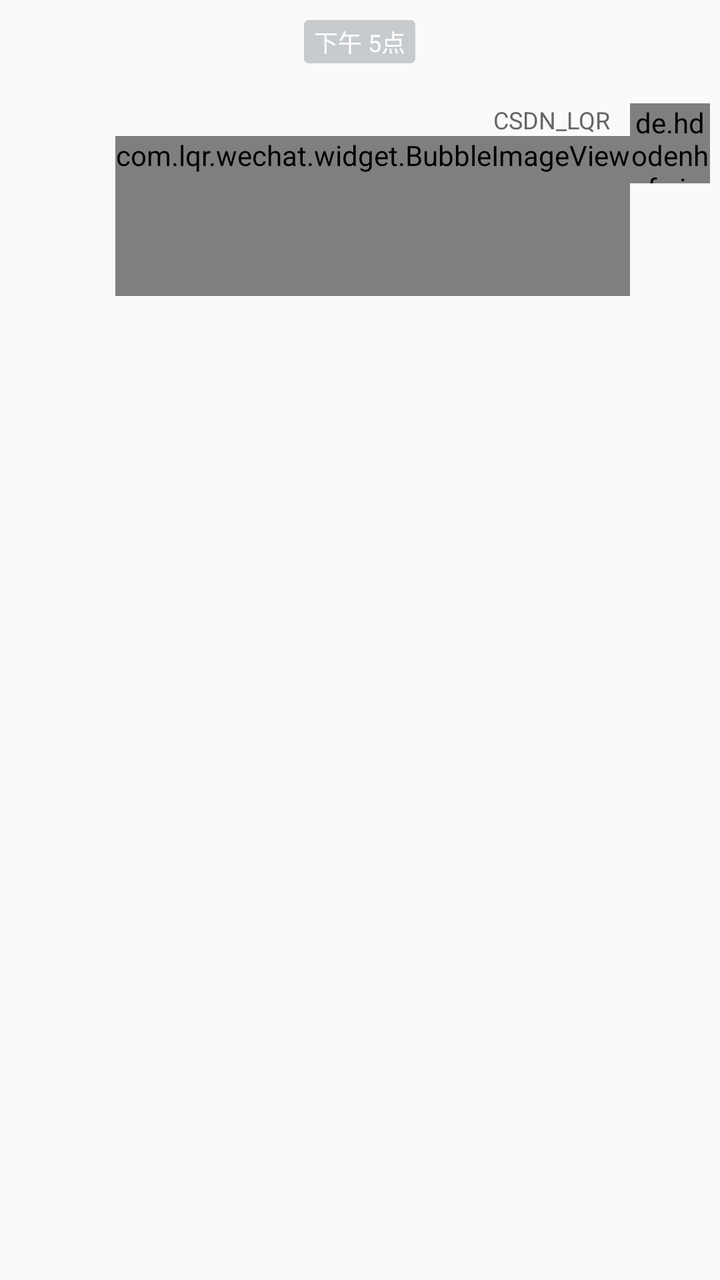
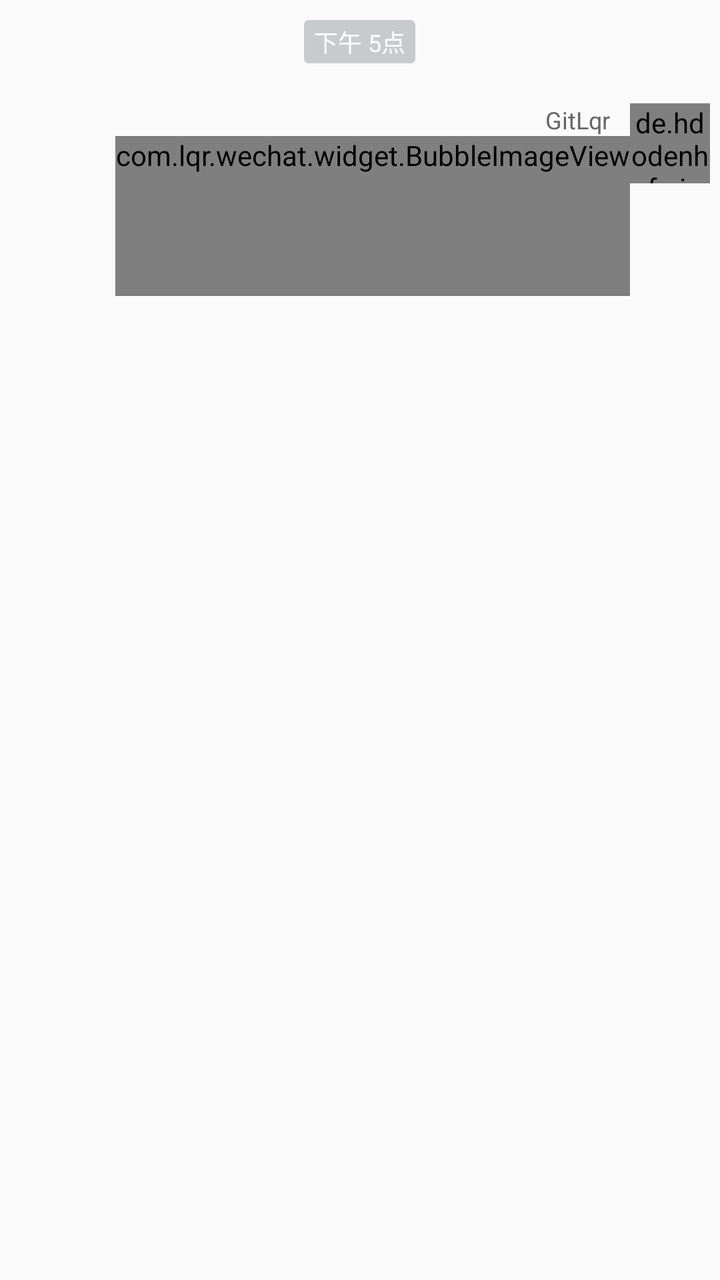

Screens rendered from an Android XML layout before and after an edit, with the pre-edit source and the edit as a unified diff.
<!-- AndroidManifest.xml: application theme AppTheme -->
<!-- res/layout/item_image_send.xml -->
<?xml version="1.0" encoding="utf-8"?>
<LinearLayout xmlns:android="http://schemas.android.com/apk/res/android"
              xmlns:app="http://schemas.android.com/apk/res-auto"
              android:layout_width="match_parent"
              android:layout_height="match_parent"
              android:orientation="vertical">

    

    <TextView
        android:id="@+id/tvTime"
        android:layout_width="wrap_content"
        android:layout_height="wrap_content"
        android:layout_gravity="center_horizontal"
        android:layout_margin="10dp"
        android:background="@drawable/shape_notification_bg"
        android:gravity="center"
        android:paddingBottom="2dp"
        android:paddingLeft="5dp"
        android:paddingRight="5dp"
        android:paddingTop="2dp"
        android:text="下午 5点"
        android:textColor="#fff"
        android:textSize="12sp"/>

    <LinearLayout
        android:layout_width="wrap_content"
        android:layout_height="wrap_content"
        android:layout_gravity="right"
        android:gravity="right"
        android:orientation="horizontal"
        android:paddingBottom="20dp"
        android:paddingLeft="5dp"
        android:paddingRight="5dp"
        android:paddingTop="10dp">

        

        <LinearLayout
            android:id="@+id/llError"
            android:layout_width="wrap_content"
            android:layout_height="wrap_content"
            android:layout_gravity="center"
            android:visibility="gone">

            <TextView
                android:id="@+id/tvRetry"
                android:layout_width="wrap_content"
                android:layout_height="wrap_content"
                android:layout_gravity="center"
                android:text="重试"/>

            <de.hdodenhof.circleimageview.CircleImageView
                android:id="@+id/ivError"
                android:layout_width="20dp"
                android:layout_height="20dp"
                android:layout_gravity="center"
                android:layout_margin="5dp"
                android:src="@mipmap/img_error"/>
        </LinearLayout>

        <LinearLayout
            android:layout_width="wrap_content"
            android:layout_height="wrap_content"
            android:gravity="right"
            android:orientation="vertical">

            <TextView
                android:id="@+id/tvName"
                android:layout_width="wrap_content"
                android:layout_height="wrap_content"
                android:layout_marginRight="10dp"
                android:text="CSDN_LQR"
                android:textColor="#666666"
                android:textSize="12sp"
                android:visibility="visible"/>
            
            <com.lqr.wechat.widget.BubbleImageView
                android:id="@+id/bivPic"
                android:layout_width="wrap_content"
                android:layout_height="wrap_content"
                android:adjustViewBounds="true"
                android:maxHeight="150dp"
                android:minHeight="80dp"
                android:minWidth="80dp"
                android:scaleType="fitCenter"
                app:bubble_angle="10dp"
                app:bubble_arrowHeight="10dp"
                app:bubble_arrowLocation="right"
                app:bubble_arrowOffset="-5dp"
                app:bubble_arrowTop="20dp"
                app:bubble_arrowWidth="8dp"
                />

        </LinearLayout>
        

        <de.hdodenhof.circleimageview.CircleImageView
            android:id="@+id/ivAvatar"
            android:layout_width="40dp"
            android:layout_height="40dp"
            android:focusable="false"
            android:focusableInTouchMode="false"
            android:src="@mipmap/default_header"/>
    </LinearLayout>

</LinearLayout>
<!-- resources referenced by this layout -->
<resources>
  <!-- drawable shape_notification_bg (drawable) -->
  <?xml version="1.0" encoding="UTF-8"?>
  <shape xmlns:android="http://schemas.android.com/apk/res/android">
      <solid android:color="#C8CBCE" />
      <corners android:radius="2dip"/>
      <stroke
          android:width="0.5dip"
          android:color="#C8CBCE" />
  </shape>
  <!-- mipmap default_header: jpg bitmap (mipmap-hdpi, 49500 bytes) -->
  <!-- mipmap img_error: png bitmap (mipmap-hdpi, 820 bytes) -->
  <style name="AppTheme" parent="Theme.AppCompat.Light.NoActionBar">
          
          <item name="colorPrimary">@color/colorPrimary</item>
          <item name="colorPrimaryDark">@color/colorPrimaryDark</item>
          <item name="colorAccent">@color/colorAccent</item>
          
          <item name="android:windowAnimationStyle">@style/activityAnimation</item>
      </style>
  <color name="colorPrimary">#393A3F</color>
  <color name="colorPrimaryDark">#303135</color>
  <color name="colorAccent">#7e7e7e</color>
  <style name="activityAnimation" parent="@android:style/Animation">
          <item name="android:activityOpenEnterAnimation">@anim/slide_right_in</item>
          <item name="android:activityOpenExitAnimation">@anim/slide_left_out</item>
          <item name="android:activityCloseEnterAnimation">@anim/slide_left_in</item>
          <item name="android:activityCloseExitAnimation">@anim/slide_right_out</item>
      </style>
</resources>

<!-- the commit's change to res/layout/item_image_send.xml (unified diff, before → after) -->
@@ -70,7 +70,7 @@
                 android:layout_width="wrap_content"
                 android:layout_height="wrap_content"
                 android:layout_marginRight="10dp"
-                android:text="CSDN_LQR"
+                android:text="GitLqr"
                 android:textColor="#666666"
                 android:textSize="12sp"
                 android:visibility="visible"/>
